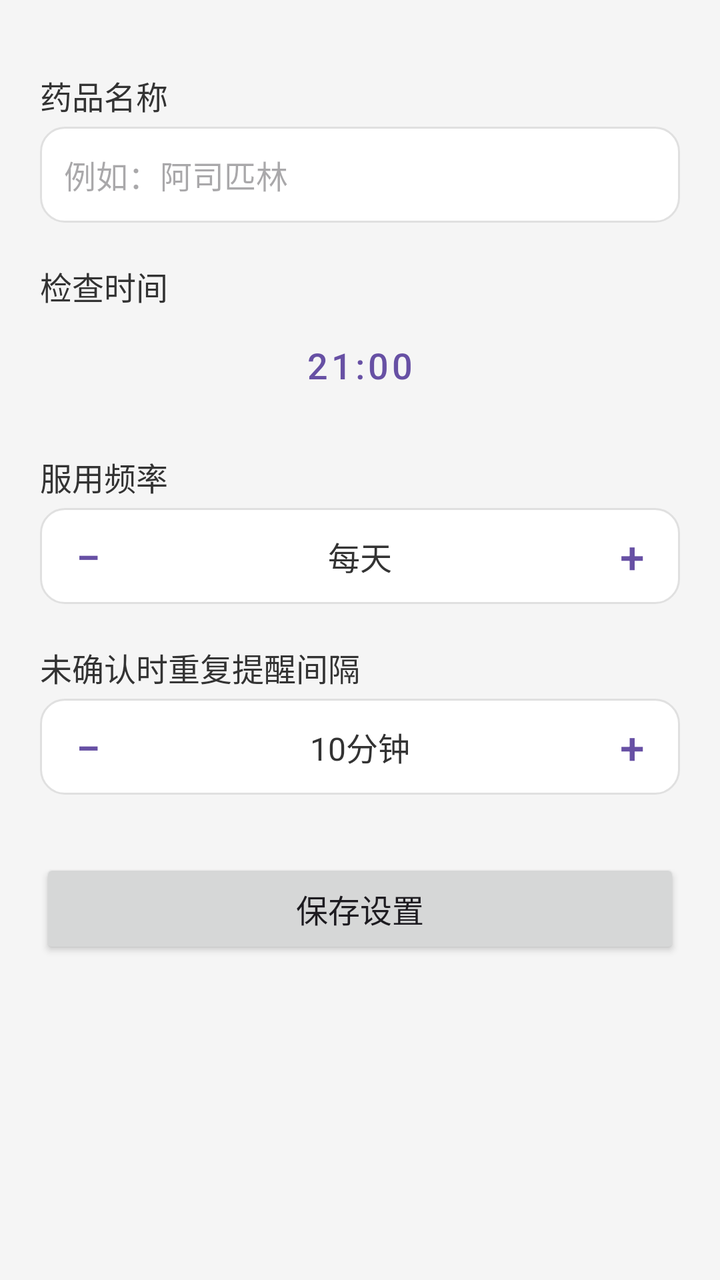
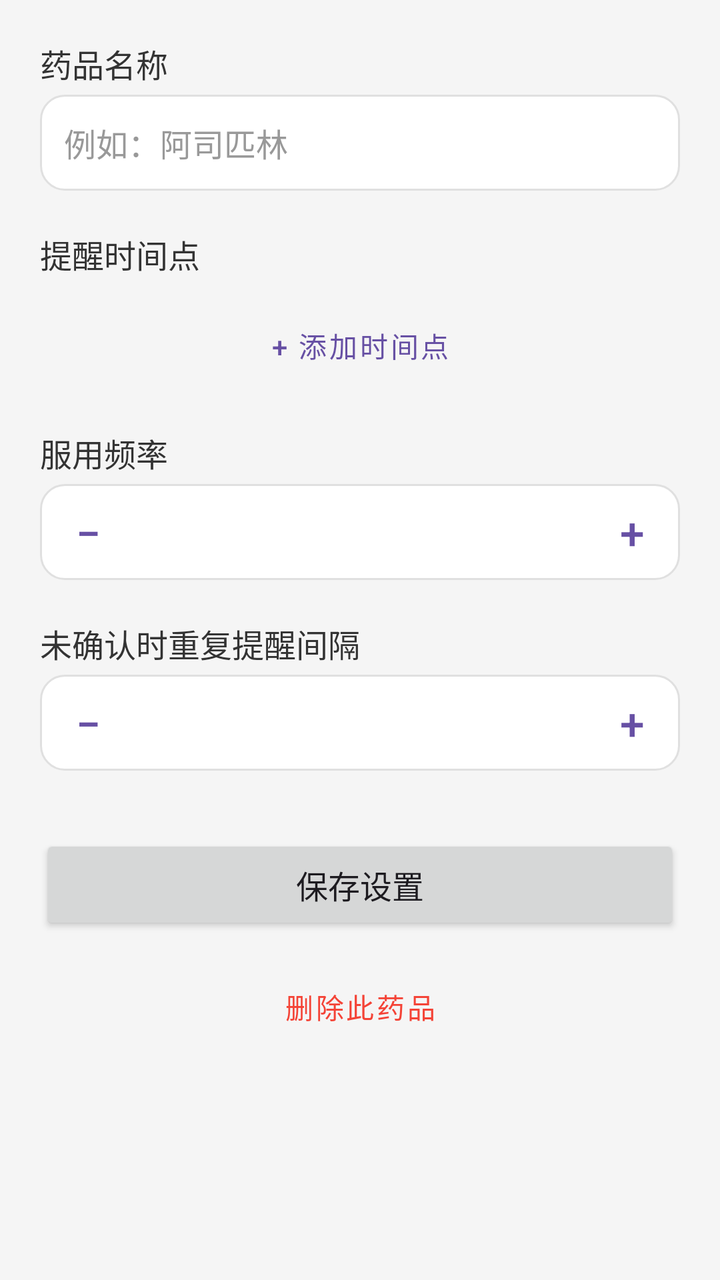

Before-and-after screenshots of an Android layout around one commit, followed by the original layout XML and the change that was made.
<!-- AndroidManifest.xml: application theme Theme.MedReminder -->
<!-- res/layout/activity_settings.xml -->
<?xml version="1.0" encoding="utf-8"?>
<ScrollView xmlns:android="http://schemas.android.com/apk/res/android"
    xmlns:app="http://schemas.android.com/apk/res-auto"
    android:layout_width="match_parent"
    android:layout_height="match_parent"
    android:fillViewport="true"
    android:background="#F5F5F5">

    <androidx.constraintlayout.widget.ConstraintLayout
        android:layout_width="match_parent"
        android:layout_height="wrap_content"
        android:padding="20dp">

        
        <TextView
            android:id="@+id/tvMedNameLabel"
            android:layout_width="wrap_content"
            android:layout_height="wrap_content"
            android:layout_marginTop="16dp"
            android:labelFor="@id/etMedName"
            android:text="药品名称"
            android:textSize="16sp"
            android:textColor="#333333"
            app:layout_constraintStart_toStartOf="parent"
            app:layout_constraintTop_toTopOf="parent" />

        <EditText
            android:id="@+id/etMedName"
            android:layout_width="0dp"
            android:layout_height="48dp"
            android:layout_marginTop="4dp"
            android:background="@drawable/bg_input"
            android:hint="例如：阿司匹林"
            android:inputType="text"
            android:maxLength="20"
            android:paddingHorizontal="12dp"
            android:textSize="16sp"
            app:layout_constraintEnd_toEndOf="parent"
            app:layout_constraintStart_toStartOf="parent"
            app:layout_constraintTop_toBottomOf="@id/tvMedNameLabel" />

        
        <TextView
            android:id="@+id/tvTimeLabel"
            android:layout_width="wrap_content"
            android:layout_height="wrap_content"
            android:layout_marginTop="20dp"
            android:text="检查时间"
            android:textSize="16sp"
            android:textColor="#333333"
            app:layout_constraintStart_toStartOf="parent"
            app:layout_constraintTop_toBottomOf="@id/etMedName" />

        <Button
            android:id="@+id/btnPickTime"
            style="@style/Widget.MaterialComponents.Button.OutlinedButton"
            android:layout_width="0dp"
            android:layout_height="48dp"
            android:layout_marginTop="4dp"
            android:text="21:00"
            android:textSize="18sp"
            app:cornerRadius="12dp"
            app:layout_constraintEnd_toEndOf="parent"
            app:layout_constraintStart_toStartOf="parent"
            app:layout_constraintTop_toBottomOf="@id/tvTimeLabel" />

        
        <TextView
            android:id="@+id/tvIntervalLabel"
            android:layout_width="wrap_content"
            android:layout_height="wrap_content"
            android:layout_marginTop="20dp"
            android:text="服用频率"
            android:textSize="16sp"
            android:textColor="#333333"
            app:layout_constraintStart_toStartOf="parent"
            app:layout_constraintTop_toBottomOf="@id/btnPickTime" />

        <LinearLayout
            android:id="@+id/llIntervalStepper"
            android:layout_width="0dp"
            android:layout_height="48dp"
            android:layout_marginTop="4dp"
            android:background="@drawable/bg_input"
            android:gravity="center"
            android:orientation="horizontal"
            app:layout_constraintEnd_toEndOf="parent"
            app:layout_constraintStart_toStartOf="parent"
            app:layout_constraintTop_toBottomOf="@id/tvIntervalLabel">

            <Button
                android:id="@+id/btnIntervalMinus"
                style="@style/Widget.MaterialComponents.Button.TextButton"
                android:layout_width="48dp"
                android:layout_height="48dp"
                android:contentDescription="减少服用间隔天数"
                android:text="−"
                android:textSize="22sp"
                android:minWidth="0dp"
                android:minHeight="0dp" />

            <TextView
                android:id="@+id/tvIntervalValue"
                android:layout_width="0dp"
                android:layout_height="wrap_content"
                android:layout_weight="1"
                android:gravity="center"
                android:text="每天"
                android:textSize="16sp"
                android:textColor="#333333" />

            <Button
                android:id="@+id/btnIntervalPlus"
                style="@style/Widget.MaterialComponents.Button.TextButton"
                android:layout_width="48dp"
                android:layout_height="48dp"
                android:contentDescription="增加服用间隔天数"
                android:text="+"
                android:textSize="22sp"
                android:minWidth="0dp"
                android:minHeight="0dp" />
        </LinearLayout>

        
        <TextView
            android:id="@+id/tvRepeatLabel"
            android:layout_width="wrap_content"
            android:layout_height="wrap_content"
            android:layout_marginTop="20dp"
            android:text="未确认时重复提醒间隔"
            android:textSize="16sp"
            android:textColor="#333333"
            app:layout_constraintStart_toStartOf="parent"
            app:layout_constraintTop_toBottomOf="@id/llIntervalStepper" />

        <LinearLayout
            android:id="@+id/llRepeatStepper"
            android:layout_width="0dp"
            android:layout_height="48dp"
            android:layout_marginTop="4dp"
            android:background="@drawable/bg_input"
            android:gravity="center"
            android:orientation="horizontal"
            app:layout_constraintEnd_toEndOf="parent"
            app:layout_constraintStart_toStartOf="parent"
            app:layout_constraintTop_toBottomOf="@id/tvRepeatLabel">

            <Button
                android:id="@+id/btnRepeatMinus"
                style="@style/Widget.MaterialComponents.Button.TextButton"
                android:layout_width="48dp"
                android:layout_height="48dp"
                android:contentDescription="减少重复提醒间隔"
                android:text="−"
                android:textSize="22sp"
                android:minWidth="0dp"
                android:minHeight="0dp" />

            <TextView
                android:id="@+id/tvRepeatValue"
                android:layout_width="0dp"
                android:layout_height="wrap_content"
                android:layout_weight="1"
                android:gravity="center"
                android:text="10分钟"
                android:textSize="16sp"
                android:textColor="#333333" />

            <Button
                android:id="@+id/btnRepeatPlus"
                style="@style/Widget.MaterialComponents.Button.TextButton"
                android:layout_width="48dp"
                android:layout_height="48dp"
                android:contentDescription="增加重复提醒间隔"
                android:text="+"
                android:textSize="22sp"
                android:minWidth="0dp"
                android:minHeight="0dp" />
        </LinearLayout>

        
        <Button
            android:id="@+id/btnSave"
            android:layout_width="0dp"
            android:layout_height="50dp"
            android:layout_marginTop="32dp"
            android:text="保存设置"
            android:textSize="16sp"
            app:cornerRadius="12dp"
            app:layout_constraintEnd_toEndOf="parent"
            app:layout_constraintStart_toStartOf="parent"
            app:layout_constraintTop_toBottomOf="@id/llRepeatStepper" />

        <View
            android:layout_width="0dp"
            android:layout_height="24dp"
            app:layout_constraintTop_toBottomOf="@id/btnSave" />

    </androidx.constraintlayout.widget.ConstraintLayout>
</ScrollView>
<!-- resources referenced by this layout -->
<resources>
  <!-- drawable bg_input (drawable) -->
  <?xml version="1.0" encoding="utf-8"?>
  <shape xmlns:android="http://schemas.android.com/apk/res/android"
      android:shape="rectangle">
      <solid android:color="@android:color/white" />
      <corners android:radius="12dp" />
      <stroke android:width="1dp" android:color="#E0E0E0" />
  </shape>
  <style name="Theme.MedReminder" parent="Base.Theme.MedReminder" />
  <style name="Base.Theme.MedReminder" parent="Theme.Material3.DayNight.NoActionBar">
          
          
      </style>
</resources>

<!-- the commit's change to res/layout/activity_settings.xml (unified diff, before → after) -->
@@ -3,30 +3,27 @@
     xmlns:app="http://schemas.android.com/apk/res-auto"
     android:layout_width="match_parent"
     android:layout_height="match_parent"
-    android:fillViewport="true"
-    android:background="#F5F5F5">
+    android:background="@color/bg_page"
+    android:fillViewport="true">
 
-    <androidx.constraintlayout.widget.ConstraintLayout
+    <LinearLayout
         android:layout_width="match_parent"
         android:layout_height="wrap_content"
+        android:orientation="vertical"
         android:padding="20dp">
 
         
         <TextView
-            android:id="@+id/tvMedNameLabel"
             android:layout_width="wrap_content"
             android:layout_height="wrap_content"
-            android:layout_marginTop="16dp"
             android:labelFor="@id/etMedName"
             android:text="药品名称"
-            android:textSize="16sp"
-            android:textColor="#333333"
-            app:layout_constraintStart_toStartOf="parent"
-            app:layout_constraintTop_toTopOf="parent" />
+            android:textColor="@color/text_primary"
+            android:textSize="16sp" />
 
         <EditText
             android:id="@+id/etMedName"
-            android:layout_width="0dp"
+            android:layout_width="match_parent"
             android:layout_height="48dp"
             android:layout_marginTop="4dp"
             android:background="@drawable/bg_input"
@@ -34,59 +31,53 @@
             android:inputType="text"
             android:maxLength="20"
             android:paddingHorizontal="12dp"
-            android:textSize="16sp"
-            app:layout_constraintEnd_toEndOf="parent"
-            app:layout_constraintStart_toStartOf="parent"
-            app:layout_constraintTop_toBottomOf="@id/tvMedNameLabel" />
+            android:textColor="@color/text_primary"
+            android:textColorHint="@color/text_hint"
+            android:textSize="16sp" />
 
         
         <TextView
-            android:id="@+id/tvTimeLabel"
             android:layout_width="wrap_content"
             android:layout_height="wrap_content"
             android:layout_marginTop="20dp"
-            android:text="检查时间"
-            android:textSize="16sp"
-            android:textColor="#333333"
-            app:layout_constraintStart_toStartOf="parent"
-            app:layout_constraintTop_toBottomOf="@id/etMedName" />
+            android:text="提醒时间点"
+            android:textColor="@color/text_primary"
+            android:textSize="16sp" />
+
+        <LinearLayout
+            android:id="@+id/llTimes"
+            android:layout_width="match_parent"
+            android:layout_height="wrap_content"
+            android:layout_marginTop="4dp"
+            android:orientation="vertical" />
 
         <Button
-            android:id="@+id/btnPickTime"
+            android:id="@+id/btnAddTime"
             style="@style/Widget.MaterialComponents.Button.OutlinedButton"
-            android:layout_width="0dp"
-            android:layout_height="48dp"
-            android:layout_marginTop="4dp"
-            android:text="21:00"
-            android:textSize="18sp"
-            app:cornerRadius="12dp"
-            app:layout_constraintEnd_toEndOf="parent"
-            app:layout_constraintStart_toStartOf="parent"
-            app:layout_constraintTop_toBottomOf="@id/tvTimeLabel" />
+            android:layout_width="match_parent"
+            android:layout_height="44dp"
+            android:layout_marginTop="8dp"
+            android:contentDescription="添加新的提醒时间点"
+            android:text="+ 添加时间点"
+            android:textSize="14sp"
+            app:cornerRadius="10dp" />
 
         
         <TextView
-            android:id="@+id/tvIntervalLabel"
             android:layout_width="wrap_content"
             android:layout_height="wrap_content"
             android:layout_marginTop="20dp"
             android:text="服用频率"
-            android:textSize="16sp"
-            android:textColor="#333333"
-            app:layout_constraintStart_toStartOf="parent"
-            app:layout_constraintTop_toBottomOf="@id/btnPickTime" />
+            android:textColor="@color/text_primary"
+            android:textSize="16sp" />
 
         <LinearLayout
-            android:id="@+id/llIntervalStepper"
-            android:layout_width="0dp"
+            android:layout_width="match_parent"
             android:layout_height="48dp"
             android:layout_marginTop="4dp"
             android:background="@drawable/bg_input"
             android:gravity="center"
-            android:orientation="horizontal"
-            app:layout_constraintEnd_toEndOf="parent"
-            app:layout_constraintStart_toStartOf="parent"
-            app:layout_constraintTop_toBottomOf="@id/tvIntervalLabel">
+            android:orientation="horizontal">
 
             <Button
                 android:id="@+id/btnIntervalMinus"
@@ -94,10 +85,10 @@
                 android:layout_width="48dp"
                 android:layout_height="48dp"
                 android:contentDescription="减少服用间隔天数"
+                android:minWidth="0dp"
+                android:minHeight="0dp"
                 android:text="−"
-                android:textSize="22sp"
-                android:minWidth="0dp"
-                android:minHeight="0dp" />
+                android:textSize="22sp" />
 
             <TextView
                 android:id="@+id/tvIntervalValue"
@@ -105,9 +96,8 @@
                 android:layout_height="wrap_content"
                 android:layout_weight="1"
                 android:gravity="center"
-                android:text="每天"
-                android:textSize="16sp"
-                android:textColor="#333333" />
+                android:textColor="@color/text_primary"
+                android:textSize="16sp" />
 
             <Button
                 android:id="@+id/btnIntervalPlus"
@@ -115,35 +105,28 @@
                 android:layout_width="48dp"
                 android:layout_height="48dp"
                 android:contentDescription="增加服用间隔天数"
+                android:minWidth="0dp"
+                android:minHeight="0dp"
                 android:text="+"
-                android:textSize="22sp"
-                android:minWidth="0dp"
-                android:minHeight="0dp" />
+                android:textSize="22sp" />
         </LinearLayout>
 
         
         <TextView
-            android:id="@+id/tvRepeatLabel"
             android:layout_width="wrap_content"
             android:layout_height="wrap_content"
             android:layout_marginTop="20dp"
             android:text="未确认时重复提醒间隔"
-            android:textSize="16sp"
-            android:textColor="#333333"
-            app:layout_constraintStart_toStartOf="parent"
-            app:layout_constraintTop_toBottomOf="@id/llIntervalStepper" />
+            android:textColor="@color/text_primary"
+            android:textSize="16sp" />
 
         <LinearLayout
-            android:id="@+id/llRepeatStepper"
-            android:layout_width="0dp"
+            android:layout_width="match_parent"
             android:layout_height="48dp"
             android:layout_marginTop="4dp"
             android:background="@drawable/bg_input"
             android:gravity="center"
-            android:orientation="horizontal"
-            app:layout_constraintEnd_toEndOf="parent"
-            app:layout_constraintStart_toStartOf="parent"
-            app:layout_constraintTop_toBottomOf="@id/tvRepeatLabel">
+            android:orientation="horizontal">
 
             <Button
                 android:id="@+id/btnRepeatMinus"
@@ -151,10 +134,10 @@
                 android:layout_width="48dp"
                 android:layout_height="48dp"
                 android:contentDescription="减少重复提醒间隔"
+                android:minWidth="0dp"
+                android:minHeight="0dp"
                 android:text="−"
-                android:textSize="22sp"
-                android:minWidth="0dp"
-                android:minHeight="0dp" />
+                android:textSize="22sp" />
 
             <TextView
                 android:id="@+id/tvRepeatValue"
@@ -162,9 +145,8 @@
                 android:layout_height="wrap_content"
                 android:layout_weight="1"
                 android:gravity="center"
-                android:text="10分钟"
-                android:textSize="16sp"
-                android:textColor="#333333" />
+                android:textColor="@color/text_primary"
+                android:textSize="16sp" />
 
             <Button
                 android:id="@+id/btnRepeatPlus"
@@ -172,29 +154,37 @@
                 android:layout_width="48dp"
                 android:layout_height="48dp"
                 android:contentDescription="增加重复提醒间隔"
+                android:minWidth="0dp"
+                android:minHeight="0dp"
                 android:text="+"
-                android:textSize="22sp"
-                android:minWidth="0dp"
-                android:minHeight="0dp" />
+                android:textSize="22sp" />
         </LinearLayout>
 
         
         <Button
             android:id="@+id/btnSave"
-            android:layout_width="0dp"
+            android:layout_width="match_parent"
             android:layout_height="50dp"
             android:layout_marginTop="32dp"
             android:text="保存设置"
             android:textSize="16sp"
-            app:cornerRadius="12dp"
-            app:layout_constraintEnd_toEndOf="parent"
-            app:layout_constraintStart_toStartOf="parent"
-            app:layout_constraintTop_toBottomOf="@id/llRepeatStepper" />
+            app:cornerRadius="12dp" />
+
+        
+        <Button
+            android:id="@+id/btnDelete"
+            style="@style/Widget.MaterialComponents.Button.TextButton"
+            android:layout_width="match_parent"
+            android:layout_height="48dp"
+            android:layout_marginTop="12dp"
+            android:contentDescription="删除此药品"
+            android:text="删除此药品"
+            android:textColor="@color/status_not_taken"
+            android:textSize="14sp" />
 
         <View
-            android:layout_width="0dp"
-            android:layout_height="24dp"
-            app:layout_constraintTop_toBottomOf="@id/btnSave" />
+            android:layout_width="match_parent"
+            android:layout_height="24dp" />
 
-    </androidx.constraintlayout.widget.ConstraintLayout>
+    </LinearLayout>
 </ScrollView>
<!-- resource entries referenced after the edit -->
@@ -1,14 +1,20 @@
 <!-- resources referenced by this layout -->
 <resources>
+  <color name="bg_page">#F5F5F5</color>
+  <color name="status_not_taken">#F44336</color>
+  <color name="text_hint">#999999</color>
+  <color name="text_primary">#333333</color>
   <!-- drawable bg_input (drawable) -->
   <?xml version="1.0" encoding="utf-8"?>
   <shape xmlns:android="http://schemas.android.com/apk/res/android"
       android:shape="rectangle">
-      <solid android:color="@android:color/white" />
+      <solid android:color="@color/bg_input" />
       <corners android:radius="12dp" />
-      <stroke android:width="1dp" android:color="#E0E0E0" />
+      <stroke android:width="1dp" android:color="@color/divider" />
   </shape>
   <style name="Theme.MedReminder" parent="Base.Theme.MedReminder" />
+  <color name="bg_input">#FFFFFF</color>
+  <color name="divider">#E0E0E0</color>
   <style name="Base.Theme.MedReminder" parent="Theme.Material3.DayNight.NoActionBar">
           
           
